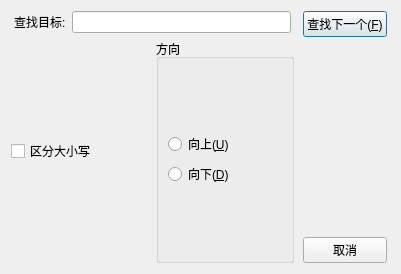
The window that MyNotepad/searchdialog.ui (wohaoleiaaa/qt) describes before a commit, drawn with Qt 5.
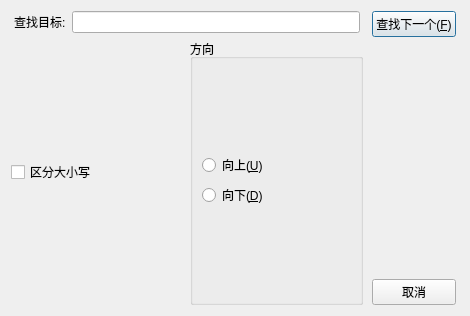
The same window after the commit.

What changed in the file:
```diff
--- a/MyNotepad/searchdialog.ui
+++ b/MyNotepad/searchdialog.ui
@@ -6,8 +6,8 @@
    <rect>
     <x>0</x>
     <y>0</y>
-    <width>401</width>
-    <height>274</height>
+    <width>470</width>
+    <height>316</height>
    </rect>
   </property>
   <property name="windowTitle">
```
